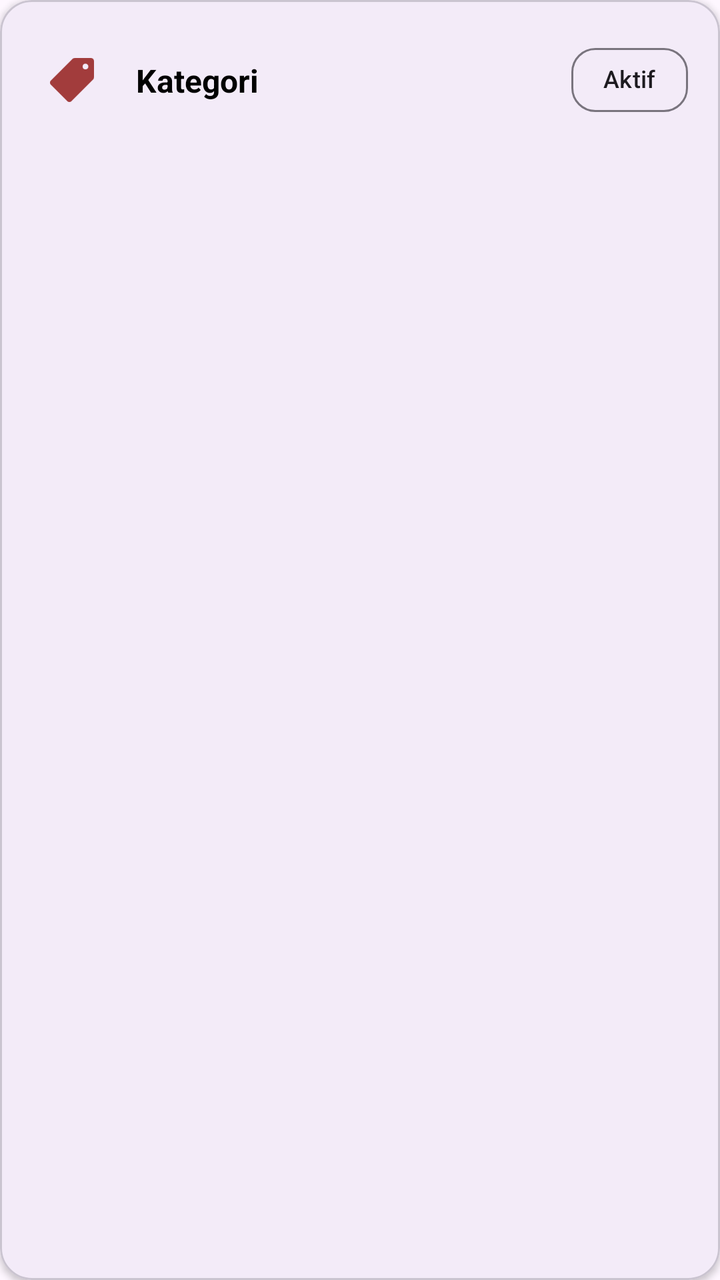
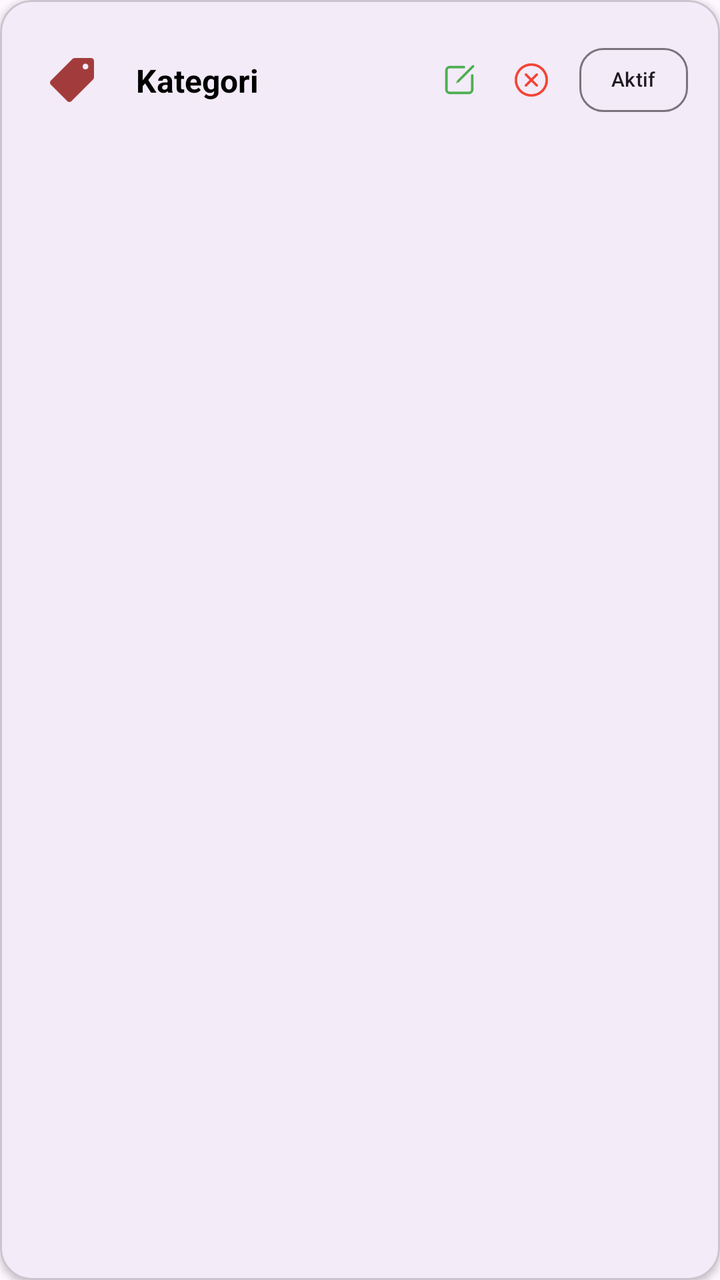

Screens rendered from an Android XML layout before and after an edit, with the pre-edit source and the edit as a unified diff.
<!-- AndroidManifest.xml: application theme Theme.Penjualan -->
<!-- res/layout/item_data_kategori.xml -->
<?xml version="1.0" encoding="utf-8"?>
<com.google.android.material.card.MaterialCardView xmlns:android="http://schemas.android.com/apk/res/android"
    xmlns:app="http://schemas.android.com/apk/res-auto"
    xmlns:tools="http://schemas.android.com/tools"
    android:id="@+id/cardKategori"
    android:layout_width="match_parent"
    android:layout_height="wrap_content"
    android:layout_marginHorizontal="8dp"
    android:layout_marginVertical="6dp"
    android:clickable="true"
    android:focusable="true"
    android:foreground="?attr/selectableItemBackground"
    app:cardCornerRadius="16dp"
    app:cardElevation="2dp"
    app:strokeWidth="1dp">

    <androidx.constraintlayout.widget.ConstraintLayout
        android:layout_width="match_parent"
        android:layout_height="wrap_content"
        android:padding="16dp">

        
        <ImageView
            android:id="@+id/imgKategori"
            android:layout_width="40dp"
            android:layout_height="40dp"
            android:padding="8dp"
            android:src="@drawable/ic_kategori"
            app:layout_constraintBottom_toBottomOf="parent"
            app:layout_constraintStart_toStartOf="parent"
            app:layout_constraintTop_toTopOf="parent" />

        <TextView
            android:id="@+id/tvNamaKategori"
            android:layout_width="0dp"
            android:layout_height="wrap_content"
            android:text="Kategori"
            android:textSize="16sp"
            android:textStyle="bold"
            android:textColor="#010101"
            android:layout_marginStart="12dp"
            app:layout_constraintStart_toEndOf="@id/imgKategori"
            app:layout_constraintTop_toTopOf="parent"
            app:layout_constraintBottom_toBottomOf="parent"
            app:layout_constraintEnd_toStartOf="@id/chipStatus"/>

        
        <com.google.android.material.chip.Chip
            android:id="@+id/chipStatus"
            android:layout_width="wrap_content"
            android:layout_height="wrap_content"
            android:text="Aktif"
            android:textSize="12sp"
            app:chipCornerRadius="12dp"
            app:chipStrokeWidth="1dp"
            app:layout_constraintEnd_toEndOf="parent"
            app:layout_constraintTop_toTopOf="parent"
            app:layout_constraintBottom_toBottomOf="parent"/>

    </androidx.constraintlayout.widget.ConstraintLayout>

</com.google.android.material.card.MaterialCardView>
<!-- resources referenced by this layout -->
<resources>
  <!-- drawable ic_kategori: png bitmap (drawable, 1034 bytes) -->
  <style name="Theme.Penjualan" parent="Base.Theme.Penjualan" />
  <style name="Base.Theme.Penjualan" parent="Theme.Material3.DayNight.NoActionBar">
          
          
      </style>
</resources>

<!-- the commit's change to res/layout/item_data_kategori.xml (unified diff, before → after) -->
@@ -19,7 +19,6 @@
         android:layout_height="wrap_content"
         android:padding="16dp">
 
-        
         <ImageView
             android:id="@+id/imgKategori"
             android:layout_width="40dp"
@@ -39,18 +38,44 @@
             android:textStyle="bold"
             android:textColor="#010101"
             android:layout_marginStart="12dp"
+            android:layout_marginEnd="8dp"
             app:layout_constraintStart_toEndOf="@id/imgKategori"
             app:layout_constraintTop_toTopOf="parent"
             app:layout_constraintBottom_toBottomOf="parent"
-            app:layout_constraintEnd_toStartOf="@id/chipStatus"/>
+            app:layout_constraintEnd_toStartOf="@id/btnEditKategori"/>
 
-        
+        <ImageView
+            android:id="@+id/btnEditKategori"
+            android:layout_width="32dp"
+            android:layout_height="32dp"
+            android:padding="6dp"
+            android:src="@drawable/ic_edit"
+            android:background="?attr/selectableItemBackgroundBorderless"
+            app:tint="#4CAF50"
+            android:layout_marginEnd="4dp"
+            app:layout_constraintBottom_toBottomOf="parent"
+            app:layout_constraintEnd_toStartOf="@id/btnDeleteKategori"
+            app:layout_constraintTop_toTopOf="parent" />
+
+        <ImageView
+            android:id="@+id/btnDeleteKategori"
+            android:layout_width="32dp"
+            android:layout_height="32dp"
+            android:padding="6dp"
+            android:src="@drawable/ic_delete"
+            android:background="?attr/selectableItemBackgroundBorderless"
+            app:tint="#F44336"
+            android:layout_marginEnd="8dp"
+            app:layout_constraintBottom_toBottomOf="parent"
+            app:layout_constraintEnd_toStartOf="@id/chipStatus"
+            app:layout_constraintTop_toTopOf="parent" />
+
         <com.google.android.material.chip.Chip
             android:id="@+id/chipStatus"
             android:layout_width="wrap_content"
             android:layout_height="wrap_content"
             android:text="Aktif"
-            android:textSize="12sp"
+            android:textSize="10sp"
             app:chipCornerRadius="12dp"
             app:chipStrokeWidth="1dp"
             app:layout_constraintEnd_toEndOf="parent"
<!-- resource entries referenced after the edit -->
@@ -1,5 +1,7 @@
 <!-- resources referenced by this layout -->
 <resources>
+  <!-- drawable ic_delete: png bitmap (drawable, 2269 bytes) -->
+  <!-- drawable ic_edit: png bitmap (drawable, 989 bytes) -->
   <!-- drawable ic_kategori: png bitmap (drawable, 1034 bytes) -->
   <style name="Theme.Penjualan" parent="Base.Theme.Penjualan" />
   <style name="Base.Theme.Penjualan" parent="Theme.Material3.DayNight.NoActionBar">
